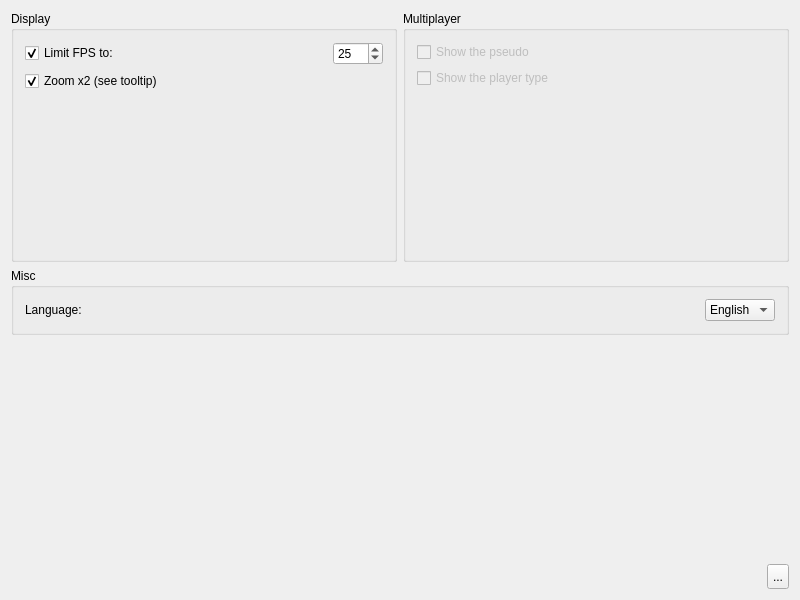
Old version of the form client/base/interface/BaseWindow.ui in the repository alphaonex86/CatchChallenger.
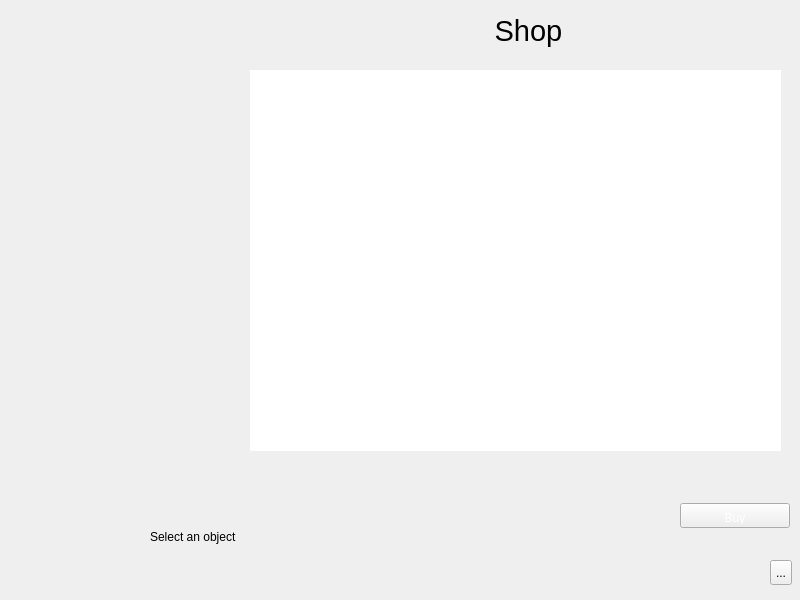
New version of the form. Icons and pictures are not drawn.

Commit message: [Change] Update the prepare the shop (client,server,shared lib)

Diff of the .ui file:
```diff
--- a/client/base/interface/BaseWindow.ui
+++ b/client/base/interface/BaseWindow.ui
@@ -50,7 +50,7 @@
         <string notr="true"/>
        </property>
        <property name="currentIndex">
-        <number>4</number>
+        <number>7</number>
        </property>
        <widget class="QWidget" name="page_init">
         <property name="styleSheet">
@@ -1535,10 +1535,10 @@
         <property name="styleSheet">
          <string notr="true">#page_options{background-image: url(:/images/background.png);}</string>
         </property>
-        <layout class="QVBoxLayout" name="verticalLayout_9">
+        <layout class="QVBoxLayout" name="verticalLayout_13">
          <item>
-          <layout class="QHBoxLayout" name="horizontalLayout_13">
-           <item>
+          <layout class="QGridLayout" name="gridLayout">
+           <item row="0" column="0">
             <widget class="QGroupBox" name="groupBox_Options_Displayer">
              <property name="styleSheet">
               <string notr="true">background-image: url(:/images/light-white.png);</string>
@@ -1607,7 +1607,7 @@
              </layout>
             </widget>
            </item>
-           <item>
+           <item row="0" column="1">
             <widget class="QGroupBox" name="groupBox_Options_Multiplayer">
              <property name="styleSheet">
               <string notr="true">background-image: url(:/images/light-white.png);</string>
@@ -1661,9 +1661,7 @@
              </layout>
             </widget>
            </item>
-          </layout>
-         </item>
-         <item>
+           <item row="1" column="0">
           <widget class="QGroupBox" name="groupBox">
            <property name="styleSheet">
             <string notr="true">background-image: url(:/images/light-white.png);</string>
@@ -1705,8 +1703,110 @@
               </item>
              </layout>
             </item>
-           </layout>
-          </widget>
+              <item>
+               <spacer name="verticalSpacer_13">
+                <property name="orientation">
+                 <enum>Qt::Vertical</enum>
+                </property>
+                <property name="sizeHint" stdset="0">
+                 <size>
+                  <width>20</width>
+                  <height>40</height>
+                 </size>
+                </property>
+               </spacer>
+              </item>
+             </layout>
+            </widget>
+           </item>
+           <item row="1" column="1">
+            <widget class="QGroupBox" name="groupBox_2">
+             <property name="styleSheet">
+              <string notr="true">background-image: url(:/images/light-white.png);</string>
+             </property>
+             <property name="title">
+              <string>Informations</string>
+             </property>
+             <layout class="QVBoxLayout" name="verticalLayout_9">
+              <item>
+               <layout class="QHBoxLayout" name="horizontalLayout_13">
+                <item>
+                 <widget class="QLabel" name="label_11">
+                  <property name="text">
+                   <string>Input:</string>
+                  </property>
+                 </widget>
+                </item>
+                <item>
+                 <spacer name="horizontalSpacer_20">
+                  <property name="orientation">
+                   <enum>Qt::Horizontal</enum>
+                  </property>
+                  <property name="sizeHint" stdset="0">
+                   <size>
+                    <width>40</width>
+                    <height>20</height>
+                   </size>
+                  </property>
+                 </spacer>
+                </item>
+                <item>
+                 <widget class="QLabel" name="labelInput">
+                  <property name="text">
+                   <string>0KB/s</string>
+                  </property>
+                 </widget>
+                </item>
+               </layout>
+              </item>
+              <item>
+               <layout class="QHBoxLayout" name="horizontalLayout_20">
+                <item>
+                 <widget class="QLabel" name="label_12">
+                  <property name="text">
+                   <string>Output:</string>
+                  </property>
+                 </widget>
+                </item>
+                <item>
+                 <spacer name="horizontalSpacer_21">
+                  <property name="orientation">
+                   <enum>Qt::Horizontal</enum>
+                  </property>
+                  <property name="sizeHint" stdset="0">
+                   <size>
+                    <width>40</width>
+                    <height>20</height>
+                   </size>
+                  </property>
+                 </spacer>
+                </item>
+                <item>
+                 <widget class="QLabel" name="labelOutput">
+                  <property name="text">
+                   <string>0KB/s</string>
+                  </property>
+                 </widget>
+                </item>
+               </layout>
+              </item>
+              <item>
+               <spacer name="verticalSpacer_12">
+                <property name="orientation">
+                 <enum>Qt::Vertical</enum>
+                </property>
+                <property name="sizeHint" stdset="0">
+                 <size>
+                  <width>20</width>
+                  <height>24</height>
+                 </size>
+                </property>
+               </spacer>
+              </item>
+             </layout>
+            </widget>
+           </item>
+          </layout>
          </item>
          <item>
           <spacer name="verticalSpacer_7">
@@ -2430,6 +2530,201 @@
          </property>
         </widget>
        </widget>
+       <widget class="QWidget" name="page_shop">
+        <property name="styleSheet">
+         <string notr="true">#page_shop{background-image: url(:/images/inventory/background.png);}
+</string>
+        </property>
+        <layout class="QVBoxLayout" name="verticalLayout_14">
+         <property name="spacing">
+          <number>0</number>
+         </property>
+         <property name="margin">
+          <number>0</number>
+         </property>
+         <item>
+          <widget class="QFrame" name="shop_layout">
+           <property name="styleSheet">
+            <string notr="true">#shop_layout{background-image: url(:/images/inventory/shop.png);}</string>
+           </property>
+           <property name="frameShape">
+            <enum>QFrame::NoFrame</enum>
+           </property>
+           <property name="frameShadow">
+            <enum>QFrame::Plain</enum>
+           </property>
+           <widget class="QLabel" name="label_14">
+            <property name="geometry">
+             <rect>
+              <x>350</x>
+              <y>5</y>
+              <width>357</width>
+              <height>51</height>
+             </rect>
+            </property>
+            <property name="font">
+             <font>
+              <pointsize>22</pointsize>
+             </font>
+            </property>
+            <property name="styleSheet">
+             <string notr="true">background-image: url(:/images/inventory/type.png);</string>
+            </property>
+            <property name="text">
+             <string>Shop</string>
+            </property>
+            <property name="alignment">
+             <set>Qt::AlignCenter</set>
+            </property>
+           </widget>
+           <widget class="QLabel" name="shopImage">
+            <property name="geometry">
+             <rect>
+              <x>47</x>
+              <y>476</y>
+              <width>72</width>
+              <height>72</height>
+             </rect>
+            </property>
+            <property name="pixmap">
+             <pixmap resource="../resources/client-resources.qrc">:/images/inventory/unknow-object.png</pixmap>
+            </property>
+           </widget>
+           <widget class="QLabel" name="shopDescription">
+            <property name="geometry">
+             <rect>
+              <x>150</x>
+              <y>530</y>
+              <width>611</width>
+              <height>61</height>
+             </rect>
+            </property>
+            <property name="text">
+             <string>Select an object</string>
+            </property>
+            <property name="alignment">
+             <set>Qt::AlignLeading|Qt::AlignLeft|Qt::AlignTop</set>
+            </property>
+           </widget>
+           <widget class="QLabel" name="shopSellerImage">
+            <property name="geometry">
+             <rect>
+              <x>30</x>
+              <y>160</y>
+              <width>160</width>
+              <height>160</height>
+             </rect>
+            </property>
+            <property name="pixmap">
+             <pixmap resource="../resources/client-resources.qrc">:/images/player_default/front.png</pixmap>
+            </property>
+            <property name="scaledContents">
+             <bool>true</bool>
+            </property>
+            <property name="alignment">
+             <set>Qt::AlignCenter</set>
+            </property>
+           </widget>
+           <widget class="QLabel" name="shopName">
+            <property name="geometry">
+             <rect>
+              <x>150</x>
+              <y>510</y>
+              <width>521</width>
+              <height>16</height>
+             </rect>
+            </property>
+            <property name="text">
+             <string/>
+            </property>
+           </widget>
+           <widget class="QToolButton" name="toolButton_quit_shop">
+            <property name="geometry">
+             <rect>
+              <x>770</x>
+              <y>560</y>
+              <width>22</width>
+              <height>25</height>
+             </rect>
+            </property>
+            <property name="minimumSize">
+             <size>
+              <width>22</width>
+              <height>25</height>
+             </size>
+            </property>
+            <property name="maximumSize">
+             <size>
+              <width>22</width>
+              <height>25</height>
+             </size>
+            </property>
+            <property name="styleSheet">
+             <string notr="true">QToolButton::hover {
+background-position:left center;
+}
+QToolButton::pressed {
+background-position:left bottom;
+}
+QToolButton { 
+background-image: url(:/images/interface/quit.png);
+border-image: url(:/images/empty.png);
+}</string>
+            </property>
+            <property name="text">
+             <string>...</string>
+            </property>
+           </widget>
+           <widget class="QListWidget" name="shopItemList">
+            <property name="geometry">
+             <rect>
+              <x>250</x>
+              <y>70</y>
+              <width>531</width>
+              <height>381</height>
+             </rect>
+            </property>
+            <property name="styleSheet">
+             <string notr="true">background-image: url(:/images/empty.png);</string>
+            </property>
+            <property name="frameShape">
+             <enum>QFrame::NoFrame</enum>
+            </property>
+           </widget>
+           <widget class="QPushButton" name="shopBuy">
+            <property name="geometry">
+             <rect>
+              <x>680</x>
+              <y>503</y>
+              <width>110</width>
+              <height>25</height>
+             </rect>
+            </property>
+            <property name="styleSheet">
+             <string notr="true">QPushButton::hover {
+background-position:left center;
+}
+QPushButton::pressed {
+background-position:left bottom;
+}
+QPushButton { 
+background-image: url(:/images/interface/button-generic.png);
+border-image: url(:/images/empty.png);
+color: rgb(255, 255, 255);
+padding-left:4px;
+padding-right:4px;
+padding-top:8px;
+padding-bottom:3px;
+}</string>
+            </property>
+            <property name="text">
+             <string>Buy</string>
+            </property>
+           </widget>
+          </widget>
+         </item>
+        </layout>
+       </widget>
       </widget>
      </item>
     </layout>
```
Lines whose indentation alone changed are shown as unchanged. The commit also changes 30 other files.
